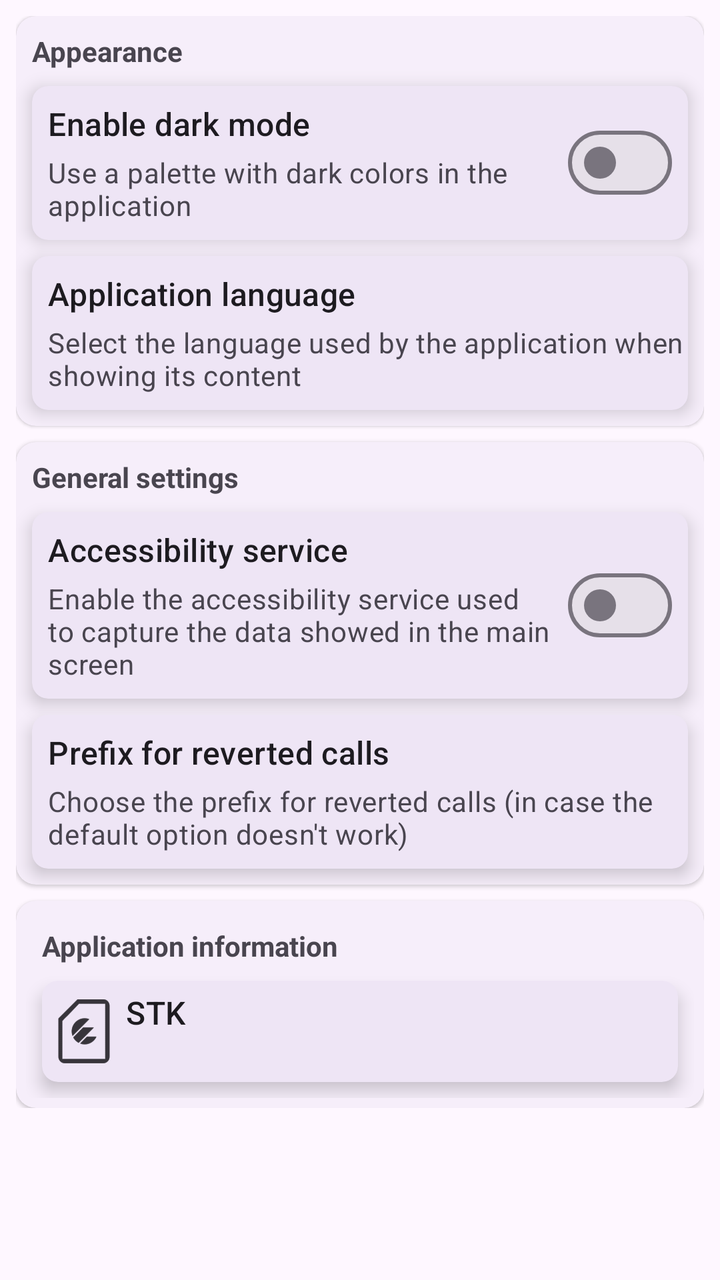
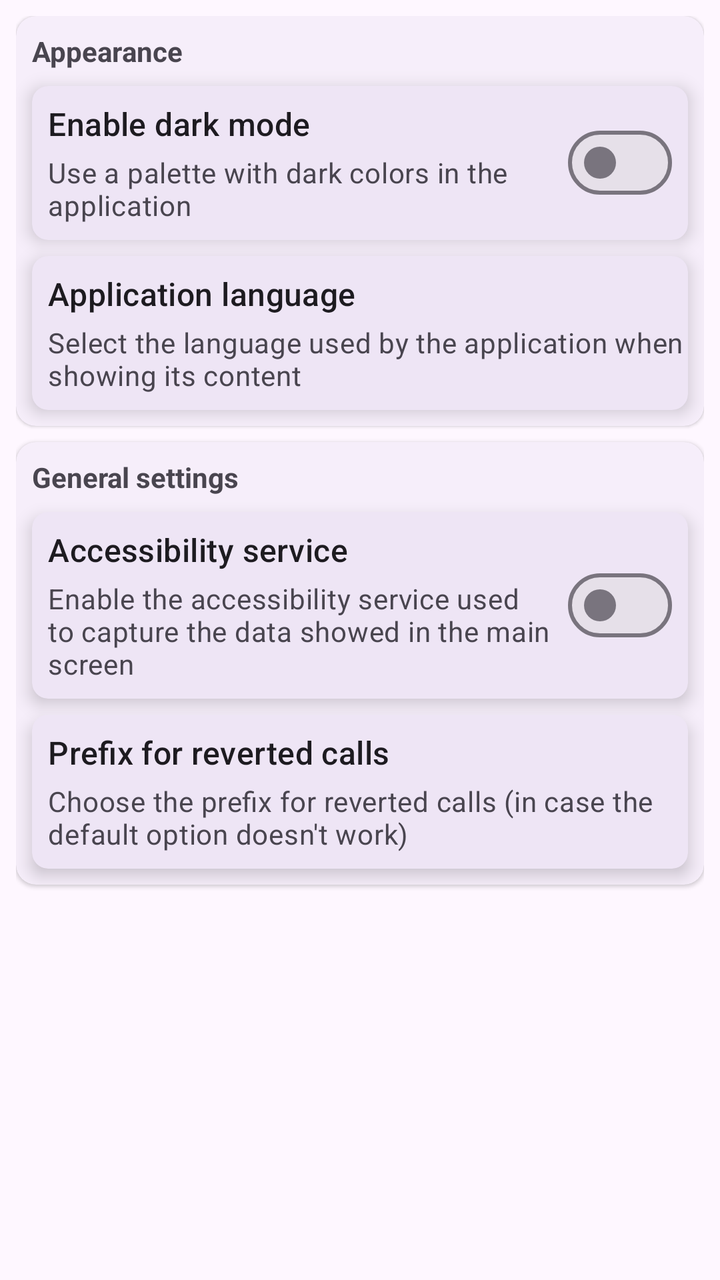

Before-and-after screenshots of an Android layout around one commit, followed by the original layout XML and the change that was made.
<!-- AndroidManifest.xml: application theme Theme.STK -->
<!-- res/layout/settings_fragment.xml -->
<?xml version="1.0" encoding="utf-8"?>
<layout
    xmlns:android="http://schemas.android.com/apk/res/android"
    xmlns:app="http://schemas.android.com/apk/res-auto">

    <data>

        <variable
            name="linkOpener"
            type="cu.lt.joe.stk.fragments.additional_fragments.SettingsFragment" />
    </data>

    <androidx.core.widget.NestedScrollView
        android:id="@+id/info_fragment_scrollview"
        android:layout_width="match_parent"
        android:layout_height="match_parent">

        <LinearLayout
            android:layout_width="match_parent"
            android:layout_height="match_parent"
            android:orientation="vertical"
            android:padding="8dp">

            <com.google.android.material.card.MaterialCardView
                android:layout_width="match_parent"
                android:layout_height="wrap_content"
                android:layout_marginBottom="4dp"
                app:cardCornerRadius="10dp"
                app:cardElevation="1dp"
                app:strokeWidth="0dp">

                <LinearLayout
                    android:layout_width="match_parent"
                    android:layout_height="wrap_content"
                    android:orientation="vertical">

                    <TextView
                        android:layout_width="match_parent"
                        android:layout_height="wrap_content"
                        android:layout_marginStart="8dp"
                        android:layout_marginTop="8dp"
                        android:layout_marginEnd="8dp"
                        android:text="@string/appearance_settings_section_header"
                        android:textAppearance="?android:attr/textAppearanceSmall"
                        android:textStyle="bold" />

                    <com.google.android.material.card.MaterialCardView
                        android:id="@+id/theme_toggle_card"
                        android:layout_width="match_parent"
                        android:layout_height="wrap_content"
                        android:layout_marginStart="8dp"
                        android:layout_marginTop="8dp"
                        android:layout_marginEnd="8dp"
                        android:layout_marginBottom="4dp"
                        android:clickable="true"
                        android:focusable="true"
                        app:cardCornerRadius="8dp"
                        app:cardElevation="5dp"
                        app:contentPadding="8dp"
                        app:strokeWidth="0dp">

                        <RelativeLayout
                            android:layout_width="match_parent"
                            android:layout_height="wrap_content">

                            <com.google.android.material.materialswitch.MaterialSwitch
                                android:id="@+id/theme_toggle_switch"
                                android:layout_width="wrap_content"
                                android:layout_height="wrap_content"
                                android:layout_alignParentEnd="true"
                                android:layout_centerVertical="true"
                                android:layout_marginStart="3dp"
                                android:clickable="false"
                                android:focusable="false" />

                            <TextView
                                android:id="@+id/theme_toggle_card_header"
                                android:layout_width="wrap_content"
                                android:layout_height="wrap_content"
                                android:layout_alignParentStart="true"
                                android:layout_toStartOf="@id/theme_toggle_switch"
                                android:singleLine="true"
                                android:text="@string/theme_toggle_card_title"
                                android:textAppearance="@style/TextAppearance.Material3.TitleMedium" />

                            <TextView
                                android:id="@+id/theme_toggle_card_description"
                                android:layout_width="wrap_content"
                                android:layout_height="wrap_content"
                                android:layout_below="@id/theme_toggle_card_header"
                                android:layout_alignParentStart="true"
                                android:layout_marginTop="4dp"
                                android:layout_toStartOf="@id/theme_toggle_switch"
                                android:text="@string/theme_toggle_card_description"
                                android:textAppearance="@style/TextAppearance.Material3.BodyMedium"
                                android:textColor="?android:attr/textColorSecondary" />
                        </RelativeLayout>
                    </com.google.android.material.card.MaterialCardView>

                    <com.google.android.material.card.MaterialCardView
                        android:id="@+id/language_picker_card"
                        android:layout_width="match_parent"
                        android:layout_height="wrap_content"
                        android:layout_marginStart="8dp"
                        android:layout_marginTop="4dp"
                        android:layout_marginEnd="8dp"
                        android:layout_marginBottom="8dp"
                        app:cardCornerRadius="8dp"
                        app:cardElevation="5dp"
                        app:contentPaddingBottom="8dp"
                        app:contentPaddingLeft="8dp"
                        app:contentPaddingTop="8dp"
                        app:strokeWidth="0dp">

                        <LinearLayout
                            android:layout_width="match_parent"
                            android:layout_height="wrap_content"
                            android:orientation="vertical">

                            <TextView
                                android:layout_width="match_parent"
                                android:layout_height="wrap_content"
                                android:singleLine="true"
                                android:text="@string/language_picker_card_title"
                                android:textAppearance="@style/TextAppearance.Material3.TitleMedium" />

                            <TextView
                                android:layout_width="match_parent"
                                android:layout_height="wrap_content"
                                android:layout_marginTop="4dp"
                                android:text="@string/language_picker_card_description"
                                android:textAppearance="@style/TextAppearance.Material3.BodyMedium"
                                android:textColor="?android:attr/textColorSecondary" />
                        </LinearLayout>
                    </com.google.android.material.card.MaterialCardView>
                </LinearLayout>
            </com.google.android.material.card.MaterialCardView>

            <com.google.android.material.card.MaterialCardView
                android:layout_width="match_parent"
                android:layout_height="wrap_content"
                android:layout_marginTop="4dp"
                android:layout_marginBottom="4dp"
                app:cardCornerRadius="10dp"
                app:cardElevation="1dp"
                app:strokeWidth="0dp">

                <LinearLayout
                    android:layout_width="match_parent"
                    android:layout_height="wrap_content"
                    android:orientation="vertical">

                    <TextView
                        android:layout_width="match_parent"
                        android:layout_height="wrap_content"
                        android:layout_marginStart="8dp"
                        android:layout_marginTop="8dp"
                        android:layout_marginEnd="8dp"
                        android:text="@string/general_settings_section_header"
                        android:textAppearance="?android:attr/textAppearanceSmall"
                        android:textStyle="bold" />

                    <com.google.android.material.card.MaterialCardView
                        android:id="@+id/accessibility_service_switch_card"
                        android:layout_width="match_parent"
                        android:layout_height="wrap_content"
                        android:layout_marginStart="8dp"
                        android:layout_marginTop="8dp"
                        android:layout_marginEnd="8dp"
                        android:layout_marginBottom="4dp"
                        android:clickable="true"
                        android:focusable="true"
                        app:cardCornerRadius="8dp"
                        app:cardElevation="5dp"
                        app:contentPadding="8dp"
                        app:strokeWidth="0dp">

                        <RelativeLayout
                            android:layout_width="match_parent"
                            android:layout_height="wrap_content">

                            <com.google.android.material.materialswitch.MaterialSwitch
                                android:id="@+id/accessibility_service_switch"
                                android:layout_width="wrap_content"
                                android:layout_height="wrap_content"
                                android:layout_alignParentEnd="true"
                                android:layout_centerVertical="true"
                                android:layout_marginStart="3dp"
                                android:clickable="false"
                                android:focusable="false" />

                            <TextView
                                android:id="@+id/accessibility_service_toggle_card_header"
                                android:layout_width="wrap_content"
                                android:layout_height="wrap_content"
                                android:layout_alignParentStart="true"
                                android:layout_toStartOf="@id/accessibility_service_switch"
                                android:singleLine="true"
                                android:text="@string/accessibility_service_switch_header"
                                android:textAppearance="@style/TextAppearance.Material3.TitleMedium" />

                            <TextView
                                android:id="@+id/accessibility_service_toggle_card_description"
                                android:layout_width="wrap_content"
                                android:layout_height="wrap_content"
                                android:layout_below="@id/accessibility_service_toggle_card_header"
                                android:layout_alignParentStart="true"
                                android:layout_marginTop="4dp"
                                android:layout_toStartOf="@id/accessibility_service_switch"
                                android:text="@string/accessibility_service_switch_description"
                                android:textAppearance="@style/TextAppearance.Material3.BodyMedium"
                                android:textColor="?android:attr/textColorSecondary" />
                        </RelativeLayout>
                    </com.google.android.material.card.MaterialCardView>

                    <com.google.android.material.card.MaterialCardView
                        android:id="@+id/reverted_call_prefix_selector_card"
                        android:layout_width="match_parent"
                        android:layout_height="wrap_content"
                        android:layout_marginStart="8dp"
                        android:layout_marginTop="4dp"
                        android:layout_marginEnd="8dp"
                        android:layout_marginBottom="8dp"
                        app:cardCornerRadius="8dp"
                        app:cardElevation="5dp"
                        app:contentPaddingBottom="8dp"
                        app:contentPaddingLeft="8dp"
                        app:contentPaddingTop="8dp"
                        app:strokeWidth="0dp">

                        <RelativeLayout
                            android:layout_width="match_parent"
                            android:layout_height="wrap_content">

                            <Spinner
                                android:id="@+id/reverted_call_prefix_selector_spinner"
                                android:layout_width="wrap_content"
                                android:layout_height="wrap_content"
                                android:layout_alignParentEnd="true"
                                android:layout_centerVertical="true"
                                android:background="@null"
                                android:dropDownWidth="wrap_content"
                                android:padding="0dp" />

                            <TextView
                                android:id="@+id/reverted_call_prefix_selector_card_header"
                                android:layout_width="wrap_content"
                                android:layout_height="wrap_content"
                                android:layout_alignParentStart="true"
                                android:layout_toStartOf="@id/reverted_call_prefix_selector_spinner"
                                android:singleLine="true"
                                android:text="@string/reverted_call_prefix_selector_header"
                                android:textAppearance="@style/TextAppearance.Material3.TitleMedium" />

                            <TextView
                                android:id="@+id/reverted_call_prefix_selector_card_description"
                                android:layout_width="wrap_content"
                                android:layout_height="wrap_content"
                                android:layout_below="@id/reverted_call_prefix_selector_card_header"
                                android:layout_alignParentStart="true"
                                android:layout_marginTop="4dp"
                                android:layout_toStartOf="@id/reverted_call_prefix_selector_spinner"
                                android:text="@string/reverted_call_prefix_selector_description"
                                android:textAppearance="@style/TextAppearance.Material3.BodyMedium"
                                android:textColor="?android:attr/textColorSecondary" />
                        </RelativeLayout>
                    </com.google.android.material.card.MaterialCardView>
                </LinearLayout>
            </com.google.android.material.card.MaterialCardView>

            <com.google.android.material.card.MaterialCardView
                android:layout_width="match_parent"
                android:layout_height="wrap_content"
                android:layout_marginTop="4dp"
                app:cardCornerRadius="10dp"
                app:cardElevation="1dp"
                app:contentPadding="5dp"
                app:strokeWidth="0dp">

                <LinearLayout
                    android:layout_width="match_parent"
                    android:layout_height="wrap_content"
                    android:orientation="vertical">

                    <TextView
                        android:layout_width="match_parent"
                        android:layout_height="wrap_content"
                        android:layout_marginStart="8dp"
                        android:layout_marginTop="8dp"
                        android:layout_marginEnd="8dp"
                        android:text="@string/application_info_section_header"
                        android:textAppearance="?android:attr/textAppearanceSmall"
                        android:textStyle="bold" />

                    <com.google.android.material.card.MaterialCardView
                        android:layout_width="match_parent"
                        android:layout_height="wrap_content"
                        android:layout_margin="8dp"
                        app:cardCornerRadius="8dp"
                        app:cardElevation="5dp"
                        app:contentPadding="5dp"
                        app:strokeWidth="0dp">

                        <RelativeLayout
                            android:layout_width="match_parent"
                            android:layout_height="wrap_content">

                            <ImageView
                                android:id="@+id/application_icon_iv"
                                android:layout_width="32dp"
                                android:layout_height="32dp"
                                android:layout_centerVertical="true"
                                android:layout_marginEnd="5dp"
                                android:importantForAccessibility="no"
                                android:scaleType="fitCenter"
                                android:src="@drawable/ic_application_icon_monochrome"
                                app:tint="?colorOnSurface" />

                            <TextView
                                android:id="@+id/application_name_tv"
                                android:layout_width="wrap_content"
                                android:layout_height="wrap_content"
                                android:layout_toEndOf="@id/application_icon_iv"
                                android:text="@string/app_name"
                                android:textAppearance="@style/TextAppearance.Material3.TitleMedium" />

                            <TextView
                                android:id="@+id/application_version_tv"
                                android:layout_width="wrap_content"
                                android:layout_height="wrap_content"
                                android:layout_below="@id/application_name_tv"
                                android:layout_toEndOf="@id/application_icon_iv"
                                android:text='@{@string/version_label(@string/app_version)}'
                                android:textAppearance="@style/TextAppearance.Material3.BodyMedium"
                                android:textColor="?android:attr/textColorSecondary" />
                        </RelativeLayout>
                    </com.google.android.material.card.MaterialCardView>
                </LinearLayout>
            </com.google.android.material.card.MaterialCardView>
        </LinearLayout>
    </androidx.core.widget.NestedScrollView>
</layout>
<!-- resources referenced by this layout -->
<resources>
  <!-- drawable ic_application_icon_monochrome: vector/xml drawable (drawable, 193836 chars, omitted) -->
  <string name="accessibility_service_switch_description">Enable the accessibility service used to capture the data showed in the main screen</string>
  <string name="accessibility_service_switch_header">Accessibility service</string>
  <string name="app_name" translatable="false">STK</string>
  <string name="appearance_settings_section_header">Appearance</string>
  <string name="application_info_section_header">Application information</string>
  <string name="general_settings_section_header">General settings</string>
  <string name="language_picker_card_description">Select the language used by the application when showing its content</string>
  <string name="language_picker_card_title">Application language</string>
  <string name="reverted_call_prefix_selector_description">Choose the prefix for reverted calls (in case the default option doesn\'t work)</string>
  <string name="reverted_call_prefix_selector_header">Prefix for reverted calls</string>
  <string name="theme_toggle_card_description">Use a palette with dark colors in the application</string>
  <string name="theme_toggle_card_title">Enable dark mode</string>
  <string name="version_label">Version %s</string>
  <style name="Theme.STK" parent="Theme.Material3.DayNight.NoActionBar">
          <item name="android:windowDisablePreview">true</item>
          <item name="android:statusBarColor">?android:colorBackground</item>
          <item name="android:windowLightStatusBar" tools:targetApi="23">true</item>
      </style>
</resources>

<!-- the commit's change to res/layout/settings_fragment.xml (unified diff, before → after) -->
@@ -267,76 +267,6 @@
                     </com.google.android.material.card.MaterialCardView>
                 </LinearLayout>
             </com.google.android.material.card.MaterialCardView>
-
-            <com.google.android.material.card.MaterialCardView
-                android:layout_width="match_parent"
-                android:layout_height="wrap_content"
-                android:layout_marginTop="4dp"
-                app:cardCornerRadius="10dp"
-                app:cardElevation="1dp"
-                app:contentPadding="5dp"
-                app:strokeWidth="0dp">
-
-                <LinearLayout
-                    android:layout_width="match_parent"
-                    android:layout_height="wrap_content"
-                    android:orientation="vertical">
-
-                    <TextView
-                        android:layout_width="match_parent"
-                        android:layout_height="wrap_content"
-                        android:layout_marginStart="8dp"
-                        android:layout_marginTop="8dp"
-                        android:layout_marginEnd="8dp"
-                        android:text="@string/application_info_section_header"
-                        android:textAppearance="?android:attr/textAppearanceSmall"
-                        android:textStyle="bold" />
-
-                    <com.google.android.material.card.MaterialCardView
-                        android:layout_width="match_parent"
-                        android:layout_height="wrap_content"
-                        android:layout_margin="8dp"
-                        app:cardCornerRadius="8dp"
-                        app:cardElevation="5dp"
-                        app:contentPadding="5dp"
-                        app:strokeWidth="0dp">
-
-                        <RelativeLayout
-                            android:layout_width="match_parent"
-                            android:layout_height="wrap_content">
-
-                            <ImageView
-                                android:id="@+id/application_icon_iv"
-                                android:layout_width="32dp"
-                                android:layout_height="32dp"
-                                android:layout_centerVertical="true"
-                                android:layout_marginEnd="5dp"
-                                android:importantForAccessibility="no"
-                                android:scaleType="fitCenter"
-                                android:src="@drawable/ic_application_icon_monochrome"
-                                app:tint="?colorOnSurface" />
-
-                            <TextView
-                                android:id="@+id/application_name_tv"
-                                android:layout_width="wrap_content"
-                                android:layout_height="wrap_content"
-                                android:layout_toEndOf="@id/application_icon_iv"
-                                android:text="@string/app_name"
-                                android:textAppearance="@style/TextAppearance.Material3.TitleMedium" />
-
-                            <TextView
-                                android:id="@+id/application_version_tv"
-                                android:layout_width="wrap_content"
-                                android:layout_height="wrap_content"
-                                android:layout_below="@id/application_name_tv"
-                                android:layout_toEndOf="@id/application_icon_iv"
-                                android:text='@{@string/version_label(@string/app_version)}'
-                                android:textAppearance="@style/TextAppearance.Material3.BodyMedium"
-                                android:textColor="?android:attr/textColorSecondary" />
-                        </RelativeLayout>
-                    </com.google.android.material.card.MaterialCardView>
-                </LinearLayout>
-            </com.google.android.material.card.MaterialCardView>
         </LinearLayout>
     </androidx.core.widget.NestedScrollView>
 </layout>
<!-- resource entries referenced after the edit -->
@@ -1,11 +1,8 @@
 <!-- resources referenced by this layout -->
 <resources>
-  <!-- drawable ic_application_icon_monochrome: vector/xml drawable (drawable, 193836 chars, omitted) -->
   <string name="accessibility_service_switch_description">Enable the accessibility service used to capture the data showed in the main screen</string>
   <string name="accessibility_service_switch_header">Accessibility service</string>
-  <string name="app_name" translatable="false">STK</string>
   <string name="appearance_settings_section_header">Appearance</string>
-  <string name="application_info_section_header">Application information</string>
   <string name="general_settings_section_header">General settings</string>
   <string name="language_picker_card_description">Select the language used by the application when showing its content</string>
   <string name="language_picker_card_title">Application language</string>
@@ -13,7 +10,6 @@
   <string name="reverted_call_prefix_selector_header">Prefix for reverted calls</string>
   <string name="theme_toggle_card_description">Use a palette with dark colors in the application</string>
   <string name="theme_toggle_card_title">Enable dark mode</string>
-  <string name="version_label">Version %s</string>
   <style name="Theme.STK" parent="Theme.Material3.DayNight.NoActionBar">
           <item name="android:windowDisablePreview">true</item>
           <item name="android:statusBarColor">?android:colorBackground</item>
